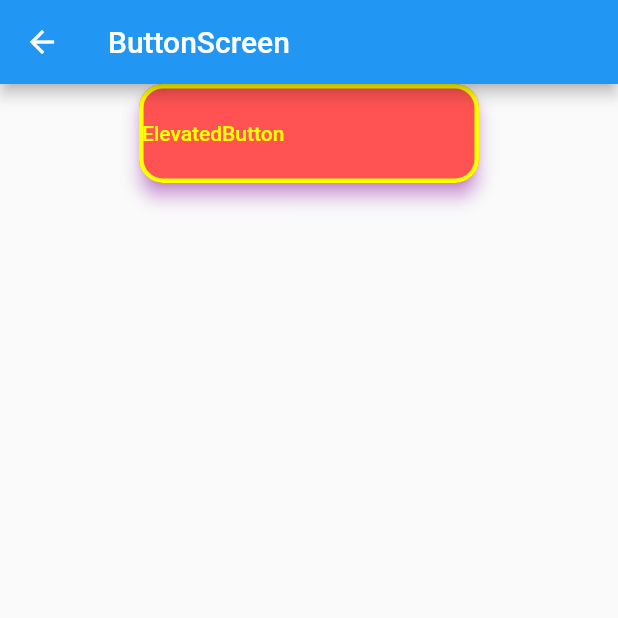
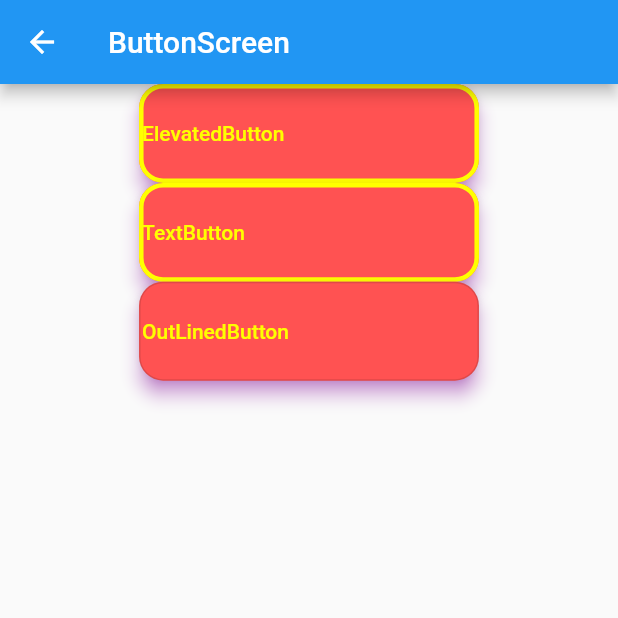
Before and after one commit to CandleCutter/flutter_lecture_01, a Flutter app: the screen it shows after launch, after a tap on "Button", on a phone screen of 412 x 824 dp, the top half of it. Run offline on Flutter 3.47's test engine with Material 2 defaults, Android fonts, the phone set to English and light mode, and no system bars; network calls fail.

Commit message:
scroll update

```diff
--- a/lib/ch2/01.Coffee/02.americano.dart
+++ b/lib/ch2/01.Coffee/02.americano.dart
@@ -1,3 +1,4 @@
+import 'package:flutter_lecture_01/ch2/01.Coffee/01.coffee.dart';
 import 'package:flutter_lecture_01/ch2/coffee/01.coffee.dart';
 
 
--- /dev/null
+++ b/lib/ch2/coffee/01.coffee.dart
@@ -0,0 +1 @@
+// TODO Implement this library.
--- a/lib/ch4/01.button_screen.dart
+++ b/lib/ch4/01.button_screen.dart
@@ -22,6 +22,8 @@ class _ButtonScreenState extends State<ButtonScreen> {
           crossAxisAlignment: CrossAxisAlignment.center,
           children: [
             _elevatedButton(),
+            _textButton(),
+            _outLinedButton(),
 
           ],
         ),
@@ -41,6 +43,22 @@ class _ButtonScreenState extends State<ButtonScreen> {
       },
       style: buttonStyle(),
       child: Text("ElevatedButton"),
+    );
+  }
+
+  Widget _textButton(){
+    return TextButton(
+      onPressed: (){},
+      child: Text("TextButton"),
+      style: buttonStyle(),
+    );
+  }
+
+  Widget _outLinedButton(){
+    return OutlinedButton(
+      onPressed: (){},
+      child: Text("OutLinedButton"),
+      style: buttonStyle(),
     );
   }
 
--- a/lib/home_screen.dart
+++ b/lib/home_screen.dart
@@ -6,6 +6,8 @@ import 'package:flutter_lecture_01/ch3/04.scaffold_screen.dart';
 import 'package:flutter_lecture_01/ch3/05.text_screen.dart';
 import 'package:flutter_lecture_01/ch3/06.image_screen.dart';
 import 'package:flutter_lecture_01/ch4/01.button_screen.dart';
+import 'package:flutter_lecture_01/ch4/02.text_form_field_screen.dart';
+import 'package:flutter_lecture_01/ch4/03.single_scroll_screen.dart';
 
 class HomeScreen extends StatefulWidget {
   const HomeScreen({super.key});
@@ -23,7 +25,8 @@ class _HomeScreenState extends State<HomeScreen> {
     return Scaffold(
       appBar: AppBar(title: Text("홈"),
       ),
-      body: Column(
+      body: SingleChildScrollView(
+        child: Column(
           children: [
             button(page: ContainerScreen(), name: "Container"),
             button(page: ColumnScreen(), name: "Column"),
@@ -32,8 +35,12 @@ class _HomeScreenState extends State<HomeScreen> {
             button(page: TextScreen(), name: "Text"),
             button(page: ImageScreen(), name: "Image"),
             button(page: ButtonScreen(), name: "Button"),
+            button(page: TextFormFieldScreen(), name: "TextFormField"),
+            button(page: SingleScrollScreen(), name: "SingleScrollScreen"),
+
 
           ],
+        ),
       ),
     );
 
```
Also changed, not shown: lib/ch1/07.null_safety.dart (added, +32 -0 lines), lib/ch4/02.text_form_field_screen.dart (added, +90 -0 lines), lib/ch4/03.single_scroll_screen.dart (added, +77 -0 lines), 2 other files. Lines whose indentation alone changed are shown as unchanged.
